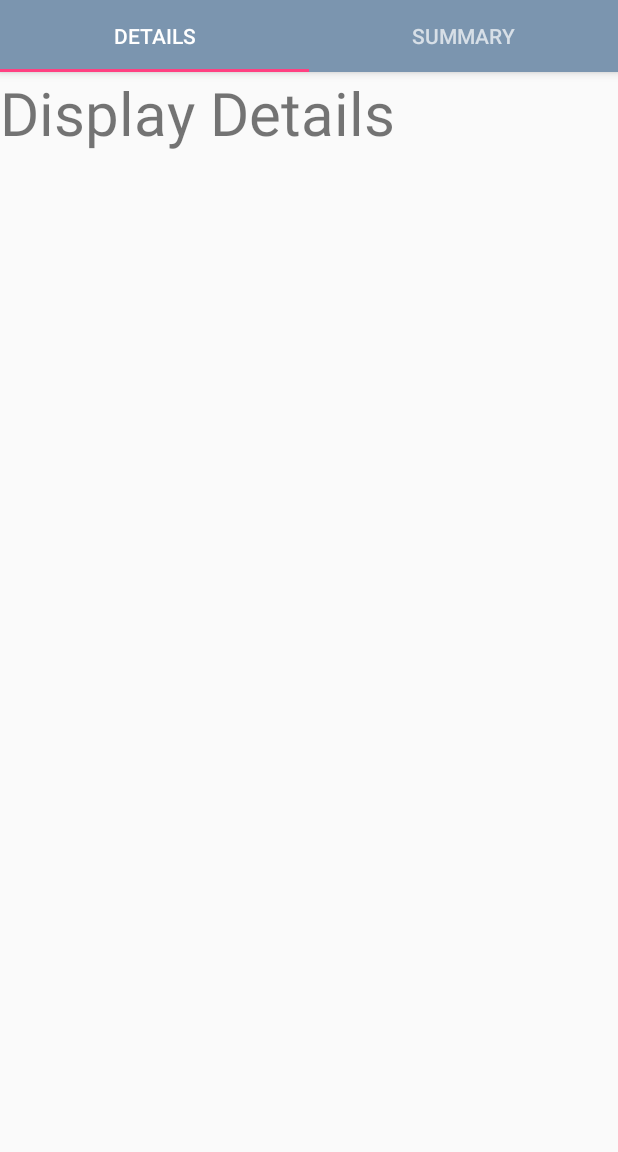
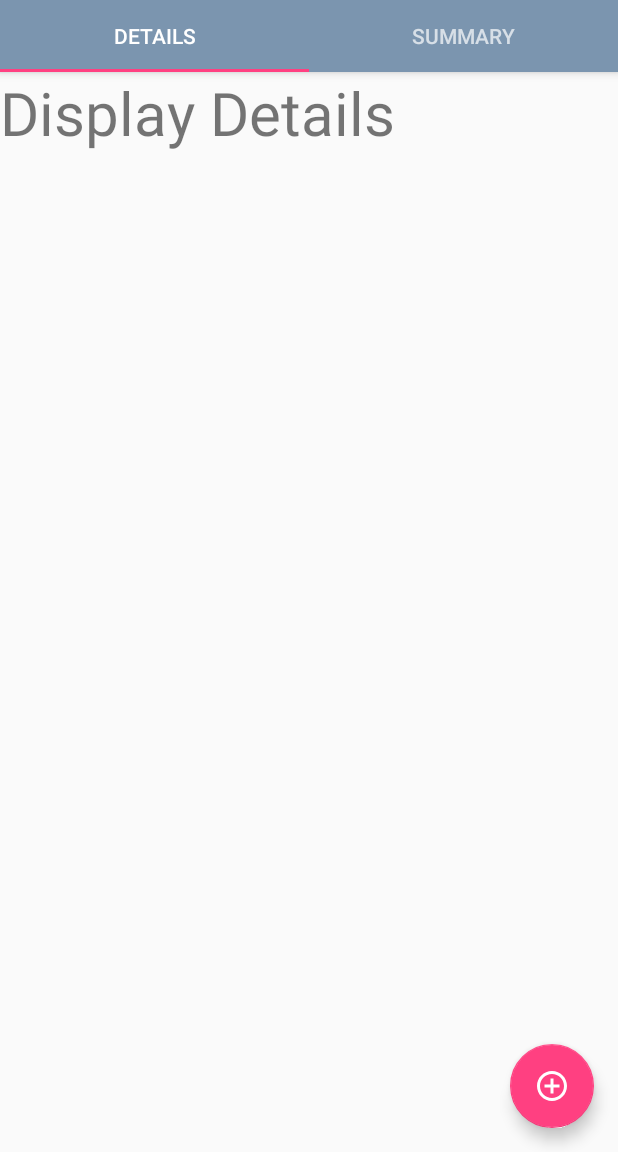
Before and after one commit to CRAllenPCB/LegoTracker, an Android app: the screen it shows after launch (MainActivity), on a phone screen of 412 x 824 dp, the part 84-1236 px from its top. Run offline under Robolectric (Android 15) with nearby library versions, the phone set to English and light mode, and no system bars; libraries missing offline, so code that uses them is left out: com.facebook.stetho; 3 statements that could not run were skipped.

Commit message:
Populate Lego table via string array

```diff
--- a/app/src/main/java/com/apexcomputerservice/legotracker/DatabaseHelper.java
+++ b/app/src/main/java/com/apexcomputerservice/legotracker/DatabaseHelper.java
@@ -2,6 +2,7 @@ package com.apexcomputerservice.legotracker;
 
 import android.content.ContentValues;
 import android.content.Context;
+import android.content.res.Resources;
 import android.database.Cursor;
 import android.database.SQLException;
 import android.database.sqlite.SQLiteDatabase;
@@ -84,6 +85,17 @@ public class DatabaseHelper extends SQLiteOpenHelper {
     private static final String INV_COUNT = "count";
     private static final String INV_DESCRIPTION = "description";
 
+    //Prodcut Table Names
+    private static final  String TABLE_PRODUCT = "product";
+    private static final String PRODUCT_ID = "productid";
+    private static final String PRODUCT_DECRIPTION = "description";
+
+    //Brand Table Names
+    private static final String TABLE_BRAND = "brand";
+    private static final String BRAND_ID = "brandid";
+    private static final String BRAND_DESCRIPTION = "description";
+
+
 
     //TABLE CREATE STATEMENTS
     private static final String CREATE_TABLE_CHAINS = "CREATE TABLE " +
@@ -106,7 +118,8 @@ public class DatabaseHelper extends SQLiteOpenHelper {
     private static final String CREATE_TABLE_LEGOTYPES = "CREATE TABLE " +
             TABLE_LEGOTYPES + "(" +
             TYPEID + " INTEGER PRIMARY KEY, "+
-            TYPE_DESCRIPTION + " TEXT" + ")";
+            TYPE_DESCRIPTION + " TEXT " +
+             PRODUCT_ID + "INTEGER" + ")";
     private static final String CREATE_TABLE_SKINTYPES = "CREATE TABLE " +
             TABLE_SKINTYPES + "(" +
             SKINID + " INTEGER PRIMARY KEY, " +
@@ -123,9 +136,20 @@ public class DatabaseHelper extends SQLiteOpenHelper {
             STORE_ZIP + " TEXT" + ")";
     private static final String CREATE_INVENTORY_TABLE = "CREATE TABLE " +
             TABLE_INVENTORY + "(" +
-            INV_ID + " INTEGER PRIMARY KEY," +
+            INV_ID + " INTEGER PRIMARY KEY, " +
             INV_DESCRIPTION + " TEXT " +
             INV_COUNT + " INTEGER" + ")";
+
+    private static final String CREATE_PRODUCT_TABLE = "CREATE TABLE " +
+            TABLE_PRODUCT + "(" +
+            PRODUCT_ID + " INTEGER PRIMARY KEY, " +
+            PRODUCT_DECRIPTION +" TEXT" + ")";
+
+    private static final String CREATE_BRAND_TABLE = "CREATE TABLE " +
+            TABLE_BRAND + "(" +
+            BRAND_ID + "INTEGER PRIMARY KEY, " +
+            BRAND_DESCRIPTION + " TEXT " +
+            PRODUCT_ID + " INTEGER" + ")";
 
     private static final String POPULATE_SKIN_TABLE = "INSERT INTO " +
             TABLE_SKINTYPES + " (" +
@@ -135,7 +159,7 @@ public class DatabaseHelper extends SQLiteOpenHelper {
             "(\"Mayo Juicy Burger\"), " +
             "(\"Mayo Holiday\"), " +
             "(\"Mayo Organic\"), " +
-            "(Lipton Hot Tea\"), " +
+            "(\"Lipton Hot Tea\"), " +
             "(\"Lipton Iced Tea\"), " +
             "(\"Knorr What's For Dinner\"), " +
             "(\"Dove 60th\"), " +
@@ -152,13 +176,32 @@ public class DatabaseHelper extends SQLiteOpenHelper {
             "(\"Butter Bunker\"), " +
             "(\"Ice Cream Door\") , " +
             "(\"Redwood Cooler\")";
+    private static final String POPULATE_PRODUCT_TABLE = "INSERT INTO " +
+            TABLE_PRODUCT + " (" +
+            PRODUCT_DECRIPTION + ") VALUES " +
+            "(\"Mayo\"), " +
+            "(\"Knorr\"), " +
+            "(\"Tea\"), " +
+            "(\"Butter\"), " +
+            "(\"Ice Cream\"), " +
+            "(\"Personal Care\")";
 
+    private static final String POPULATE_BRAND_TABLE = "INSERT INTO " +
+            TABLE_BRAND + "(" +
+            BRAND_DESCRIPTION + "," + PRODUCT_ID + ") VALUES " +
+            "(\"Hellman's\",1), " +
+            "(\"Knorr\",2), " +
+            "(\"Lipton\",3), "+
+            "(\"Country Crock\",4), " +
+            "(\"Ben & Jerry's,5), " +
+            "(\"Dove\",6)";
 
-
+    private final Context fContext;
 
 
     public DatabaseHelper(Context context){
         super(context, DATABASE_NAME, null, DATABASE_VERSION);
+        fContext = context;
     }
 
     @Override
@@ -172,6 +215,9 @@ public class DatabaseHelper extends SQLiteOpenHelper {
         db.execSQL(CREATE_TABLE_SKINTYPES);
         db.execSQL(POPULATE_SKIN_TABLE);
         db.execSQL(POPULATE_LEGOTYPE_TABLE);
+        db.execSQL(POPULATE_PRODUCT_TABLE);
+        db.execSQL(CREATE_BRAND_TABLE);
+        db.execSQL(POPULATE_BRAND_TABLE);
 
     }
 
@@ -182,7 +228,7 @@ public class DatabaseHelper extends SQLiteOpenHelper {
         db.execSQL("DROP TABLE IF EXISTS " + TABLE_DISPLAYS);
         db.execSQL("DROP TABLE IF EXISTS " + TABLE_LEGOTYPES);
         db.execSQL("DROP TABLE IF EXISTS " + TABLE_STORE);
-        db.execSQL("DROP TABLE IF EXISTS" + TABLE_INVENTORY);
+        db.execSQL("DROP TABLE IF EXISTS " + TABLE_INVENTORY);
 
         //Create new tables
         onCreate(db);
@@ -204,6 +250,8 @@ public class DatabaseHelper extends SQLiteOpenHelper {
 
     }
 
+    //TODO resetStore should be removed prior to release
+
     /**
      *
      * Reset store database
@@ -215,11 +263,22 @@ public class DatabaseHelper extends SQLiteOpenHelper {
         SQLiteDatabase db = this.getWritableDatabase();
        // db.execSQL("DROP TABLE IF EXISTS " + TABLE_STORE);
        // db.execSQL(CREATE_TABLE_STORE);
+        db.execSQL("DROP TABLE IF EXISTS " + TABLE_DISPLAYS);
+        db.execSQL("DROP TABLE IF EXISTS " + TABLE_SKINTYPES);
+        db.execSQL("DROP TABLE IF EXISTS " + TABLE_PRODUCT);
+        db.execSQL("DROP TABLE IF EXISTS " + TABLE_BRAND);
+        db.execSQL("DROP TABLE IF EXISTS " + TABLE_LEGOTYPES);
+        db.execSQL(CREATE_TABLE_LEGOTYPES);
+
         db.execSQL(CREATE_TABLE_SKINTYPES);
-        db.execSQL(POPULATE_SKIN_TABLE);
-        db.execSQL(POPULATE_LEGOTYPE_TABLE);
-        db.execSQL("DROP TABLE IF EXISTS " + TABLE_DISPLAYS);
+        //db.execSQL(POPULATE_SKIN_TABLE);
         db.execSQL(CREATE_TABLE_DISPLAYS);
+
+        db.execSQL(CREATE_PRODUCT_TABLE);
+        //db.execSQL(POPULATE_PRODUCT_TABLE);
+        db.execSQL(CREATE_BRAND_TABLE);
+        //db.execSQL(POPULATE_BRAND_TABLE);
+        addLegoTypes();
     }
 
     // ***********************Add to tables**************************
@@ -253,11 +312,18 @@ public class DatabaseHelper extends SQLiteOpenHelper {
         db.close();
     }
 
-    public void addLegoTypes(LegoTypes legoTypes){
+    public void addLegoTypes(){
         SQLiteDatabase db = this.getWritableDatabase();
 
         ContentValues values = new ContentValues();
-        values.put(TYPE_DESCRIPTION, legoTypes.getTypeDescription());
+        Resources res = fContext.getResources();
+        String[] legoDescription = res.getStringArray(R.array.lego_description);
+        String[] legoProductId = res.getStringArray(R.array.lego_product_id);
+        int length = legoDescription.length;
+        for(int i = 0; i < length; i++){
+            values.put(TYPE_DESCRIPTION, legoDescription[i]);
+            values.put(PRODUCT_ID, legoProductId[i]);
+        }
 
         db.insert(TABLE_LEGOTYPES, null, values);
         db.close();
--- a/app/src/main/java/com/apexcomputerservice/legotracker/DisplayDetails.java
+++ b/app/src/main/java/com/apexcomputerservice/legotracker/DisplayDetails.java
@@ -1,8 +1,10 @@
 package com.apexcomputerservice.legotracker;
 
 import android.content.Context;
+import android.content.Intent;
 import android.net.Uri;
 import android.os.Bundle;
+import android.support.design.widget.FloatingActionButton;
 import android.support.v4.app.Fragment;
 import android.view.LayoutInflater;
 import android.view.View;
@@ -19,12 +21,24 @@ public class DisplayDetails extends Fragment {
     @Override
     public void onCreate(Bundle savedInstanceState) {
         super.onCreate(savedInstanceState);
+
+
     }
 
     @Override
     public View onCreateView(LayoutInflater inflater, ViewGroup container, Bundle savedInstanceState){
+        View view;
         //Inflate the layout for this fragment
-        return inflater.inflate(R.layout.fragment_display_details, container, false);
+        view = inflater.inflate(R.layout.fragment_display_details, container, false);
+        FloatingActionButton fab = (FloatingActionButton) view.findViewById(R.id.fab_display_details);
+        fab.setOnClickListener(new View.OnClickListener(){
+            @Override
+            public void onClick(View view){
+                startActivity(new Intent(DisplayDetails.this.getActivity(),AddDisplay.class));
+            }
+        });
+        return view;
+
     }
 
 
--- a/app/src/main/res/layout/activity_add_display.xml
+++ b/app/src/main/res/layout/activity_add_display.xml
@@ -88,9 +88,10 @@
                 android:id="@+id/spinnerDisplay"
                 android:layout_width="150dp"
                 android:layout_height="wrap_content"
+                app:layout_constraintLeft_toLeftOf="@+id/tvChain"
+                android:layout_marginLeft="0dp"
                 android:layout_marginTop="16dp"
-                app:layout_constraintLeft_toLeftOf="@+id/tvChain"
-                app:layout_constraintTop_toBottomOf="@+id/tvChain" />
+                app:layout_constraintTop_toBottomOf="@+id/tvProduct" />
 
             <TextView
                 android:id="@+id/tvDisplay"
@@ -105,16 +106,14 @@
                 android:id="@+id/spinnerSkin"
                 android:layout_width="150dp"
                 android:layout_height="wrap_content"
-                android:layout_marginRight="0dp"
-                android:layout_marginTop="16dp"
                 app:layout_constraintRight_toRightOf="@+id/spinnerStore"
-                app:layout_constraintTop_toBottomOf="@+id/etStore" />
+                tools:layout_editor_absoluteY="201dp"
+                android:layout_marginRight="0dp" />
 
             <TextView
                 android:id="@+id/tvSkin"
                 android:layout_width="wrap_content"
                 android:layout_height="wrap_content"
-                android:layout_marginLeft="0dp"
                 android:layout_marginTop="8dp"
                 android:text="@string/skin"
                 app:layout_constraintLeft_toLeftOf="@+id/spinnerSkin"
@@ -126,9 +125,8 @@
                 android:layout_height="wrap_content"
                 android:ems="10"
                 android:inputType="date"
-                android:layout_marginTop="11dp"
+                android:layout_marginTop="15dp"
                 app:layout_constraintTop_toBottomOf="@+id/tvDisplay"
-                android:layout_marginLeft="-13dp"
                 app:layout_constraintLeft_toLeftOf="@+id/tvDisplay" />
 
             <EditText
@@ -137,16 +135,14 @@
                 android:layout_height="wrap_content"
                 android:ems="10"
                 android:inputType="number"
-                android:layout_marginTop="16dp"
+                android:layout_marginTop="15dp"
                 app:layout_constraintTop_toBottomOf="@+id/tvDatePlaced"
-                android:layout_marginLeft="0dp"
                 app:layout_constraintLeft_toLeftOf="@+id/tvDatePlaced" />
 
             <TextView
                 android:id="@+id/tvNumberPlaced"
                 android:layout_width="wrap_content"
                 android:layout_height="wrap_content"
-                android:layout_marginLeft="0dp"
                 android:layout_marginTop="8dp"
                 android:text="@string/number_placed"
                 app:layout_constraintLeft_toLeftOf="@+id/etNumberPlaced"
@@ -156,7 +152,6 @@
                 android:id="@+id/tvDatePlaced"
                 android:layout_width="wrap_content"
                 android:layout_height="wrap_content"
-                android:layout_marginLeft="0dp"
                 android:layout_marginTop="8dp"
                 android:text="@string/date_placed"
                 app:layout_constraintLeft_toLeftOf="@+id/etDatePlaced"
@@ -168,20 +163,37 @@
                 android:layout_height="wrap_content"
                 android:ems="10"
                 android:inputType="textMultiLine"
-                android:layout_marginTop="16dp"
+                android:layout_marginTop="15dp"
                 app:layout_constraintTop_toBottomOf="@+id/tvNumberPlaced"
-                android:layout_marginLeft="0dp"
                 app:layout_constraintLeft_toLeftOf="@+id/tvNumberPlaced" />
 
             <TextView
                 android:id="@+id/tvNotes"
                 android:layout_width="wrap_content"
                 android:layout_height="wrap_content"
-                android:layout_marginLeft="0dp"
                 android:layout_marginTop="8dp"
                 android:text="@string/notes"
                 app:layout_constraintLeft_toLeftOf="@+id/etNotes"
                 app:layout_constraintTop_toBottomOf="@+id/etNotes" />
+
+            <Spinner
+                android:id="@+id/spinnerProduct"
+                android:layout_width="150dp"
+                android:layout_height="wrap_content"
+                android:layout_marginTop="16dp"
+                app:layout_constraintTop_toBottomOf="@+id/tvChain"
+                android:layout_marginLeft="0dp"
+                app:layout_constraintLeft_toLeftOf="@+id/tvChain" />
+
+            <TextView
+                android:id="@+id/tvProduct"
+                android:layout_width="wrap_content"
+                android:layout_height="wrap_content"
+                android:layout_marginLeft="0dp"
+                android:layout_marginTop="8dp"
+                android:text="Product Type"
+                app:layout_constraintLeft_toLeftOf="@+id/spinnerProduct"
+                app:layout_constraintTop_toBottomOf="@+id/spinnerProduct" />
 
         </android.support.constraint.ConstraintLayout>
 
--- a/app/src/main/res/layout/fragment_display_details.xml
+++ b/app/src/main/res/layout/fragment_display_details.xml
@@ -1,4 +1,5 @@
 <FrameLayout xmlns:android="http://schemas.android.com/apk/res/android"
+    xmlns:app="http://schemas.android.com/apk/res-auto"
     xmlns:tools="http://schemas.android.com/tools"
     android:layout_width="match_parent"
     android:layout_height="match_parent"
@@ -12,4 +13,14 @@
         android:textSize="40dp"
         android:layout_centerInParent="true"/>
 
+    <android.support.design.widget.FloatingActionButton
+        android:id="@+id/fab_display_details"
+        android:layout_width="wrap_content"
+        android:layout_height="wrap_content"
+        android:layout_gravity="bottom|right"
+        android:clickable="true"
+        android:tint="@color/white"
+        android:layout_margin="@dimen/fab_margin"
+        app:srcCompat="@drawable/ic_add_circle_outline_black_24dp" />
+
 </FrameLayout>
--- a/app/src/main/res/values/strings.xml
+++ b/app/src/main/res/values/strings.xml
@@ -58,4 +58,25 @@
     <string name="stores_layout_city">City</string>
     <string name="stores_layout_state">State</string>
     <string name="stores_layout_zip">Zip Code</string>
+
+    <!-- Database Strings -->
+    <!-- Lego database strings -->
+    <string-array name="lego_description">
+        <item>Duplo</item>
+        <item>Lego</item>
+        <item>Mayo Basket</item>
+        <item>ICBINB Basket</item>
+        <item>Butter Bunker</item>
+        <item>Ice Cream Door</item>
+        <item>Redwood Cooler</item>
+    </string-array>
+    <string-array name="lego_product_id">
+        <item>0</item>
+        <item>0</item>
+        <item>1</item>
+        <item>4</item>
+        <item>4</item>
+        <item>5</item>
+        <item>4</item>
+    </string-array>
 </resources>
```
